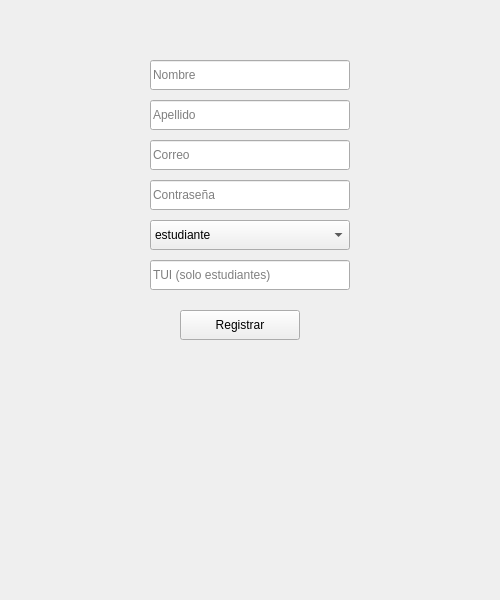
Before: the Qt Designer form src/vista/ui/VistaRegistro.ui in jaimecarfe/menule, drawn with Qt 5.
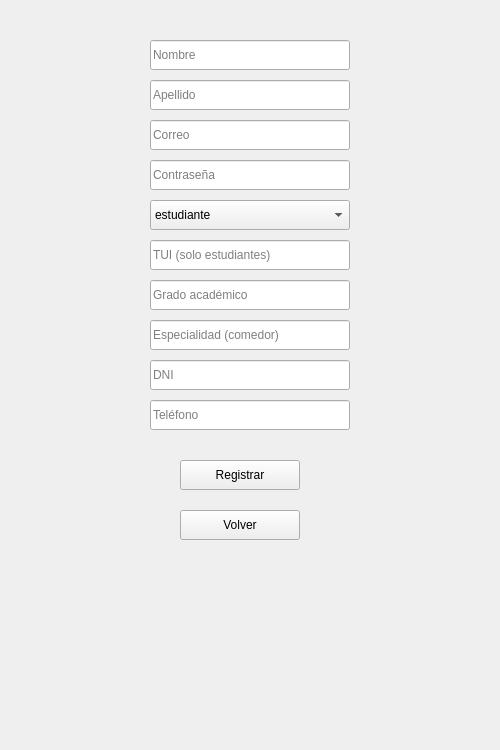
After: the same form once the commit is applied.

Commit message: Ventanas Login y Registro

Diff of the .ui file:
```diff
--- a/src/vista/ui/VistaRegistro.ui
+++ b/src/vista/ui/VistaRegistro.ui
@@ -2,41 +2,31 @@
  <class>VistaRegistro</class>
  <widget class="QMainWindow" name="VistaRegistro">
   <property name="geometry">
-   <rect><x>0</x><y>0</y><width>500</width><height>600</height></rect>
+   <rect><x>0</x><y>0</y><width>500</width><height>750</height></rect>
   </property>
   <property name="windowTitle">
    <string>MenULE - Registro</string>
   </property>
   <widget class="QWidget" name="centralwidget">
    <widget class="QLineEdit" name="lineEdit_nombre">
-    <property name="geometry"><rect><x>150</x><y>60</y><width>200</width><height>30</height></rect></property>
-    <property name="placeholderText">
-     <string>Nombre</string>
-    </property>
+    <property name="geometry"><rect><x>150</x><y>40</y><width>200</width><height>30</height></rect></property>
+    <property name="placeholderText"><string>Nombre</string></property>
    </widget>
    <widget class="QLineEdit" name="lineEdit_apellido">
-    <property name="geometry"><rect><x>150</x><y>100</y><width>200</width><height>30</height></rect></property>
-    <property name="placeholderText">
-     <string>Apellido</string>
-    </property>
+    <property name="geometry"><rect><x>150</x><y>80</y><width>200</width><height>30</height></rect></property>
+    <property name="placeholderText"><string>Apellido</string></property>
    </widget>
    <widget class="QLineEdit" name="lineEdit_correo">
-    <property name="geometry"><rect><x>150</x><y>140</y><width>200</width><height>30</height></rect></property>
-    <property name="placeholderText">
-     <string>Correo</string>
-    </property>
+    <property name="geometry"><rect><x>150</x><y>120</y><width>200</width><height>30</height></rect></property>
+    <property name="placeholderText"><string>Correo</string></property>
    </widget>
    <widget class="QLineEdit" name="lineEdit_password">
-    <property name="geometry"><rect><x>150</x><y>180</y><width>200</width><height>30</height></rect></property>
-    <property name="echoMode">
-     <enum>QLineEdit::Password</enum>
-    </property>
-    <property name="placeholderText">
-     <string>Contraseña</string>
-    </property>
+    <property name="geometry"><rect><x>150</x><y>160</y><width>200</width><height>30</height></rect></property>
+    <property name="echoMode"><enum>QLineEdit::Password</enum></property>
+    <property name="placeholderText"><string>Contraseña</string></property>
    </widget>
    <widget class="QComboBox" name="comboBox_rol">
-    <property name="geometry"><rect><x>150</x><y>220</y><width>200</width><height>30</height></rect></property>
+    <property name="geometry"><rect><x>150</x><y>200</y><width>200</width><height>30</height></rect></property>
     <item><property name="text"><string>estudiante</string></property></item>
     <item><property name="text"><string>profesor</string></property></item>
     <item><property name="text"><string>personal_comedor</string></property></item>
@@ -44,16 +34,32 @@
     <item><property name="text"><string>administrador</string></property></item>
    </widget>
    <widget class="QLineEdit" name="lineEdit_tui">
-    <property name="geometry"><rect><x>150</x><y>260</y><width>200</width><height>30</height></rect></property>
-    <property name="placeholderText">
-     <string>TUI (solo estudiantes)</string>
-    </property>
+    <property name="geometry"><rect><x>150</x><y>240</y><width>200</width><height>30</height></rect></property>
+    <property name="placeholderText"><string>TUI (solo estudiantes)</string></property>
+   </widget>
+   <widget class="QLineEdit" name="lineEdit_grado">
+    <property name="geometry"><rect><x>150</x><y>280</y><width>200</width><height>30</height></rect></property>
+    <property name="placeholderText"><string>Grado académico</string></property>
+   </widget>
+   <widget class="QLineEdit" name="lineEdit_especialidad">
+    <property name="geometry"><rect><x>150</x><y>320</y><width>200</width><height>30</height></rect></property>
+    <property name="placeholderText"><string>Especialidad (comedor)</string></property>
+   </widget>
+   <widget class="QLineEdit" name="lineEdit_dni">
+    <property name="geometry"><rect><x>150</x><y>360</y><width>200</width><height>30</height></rect></property>
+    <property name="placeholderText"><string>DNI</string></property>
+   </widget>
+   <widget class="QLineEdit" name="lineEdit_telefono">
+    <property name="geometry"><rect><x>150</x><y>400</y><width>200</width><height>30</height></rect></property>
+    <property name="placeholderText"><string>Teléfono</string></property>
    </widget>
    <widget class="QPushButton" name="pushButton_registrar">
-    <property name="geometry"><rect><x>180</x><y>310</y><width>120</width><height>30</height></rect></property>
-    <property name="text">
-     <string>Registrar</string>
-    </property>
+    <property name="geometry"><rect><x>180</x><y>460</y><width>120</width><height>30</height></rect></property>
+    <property name="text"><string>Registrar</string></property>
+   </widget>
+   <widget class="QPushButton" name="pushButton_volver">
+    <property name="geometry"><rect><x>180</x><y>510</y><width>120</width><height>30</height></rect></property>
+    <property name="text"><string>Volver</string></property>
    </widget>
   </widget>
  </widget>
```
The commit also changes 38 other files.
